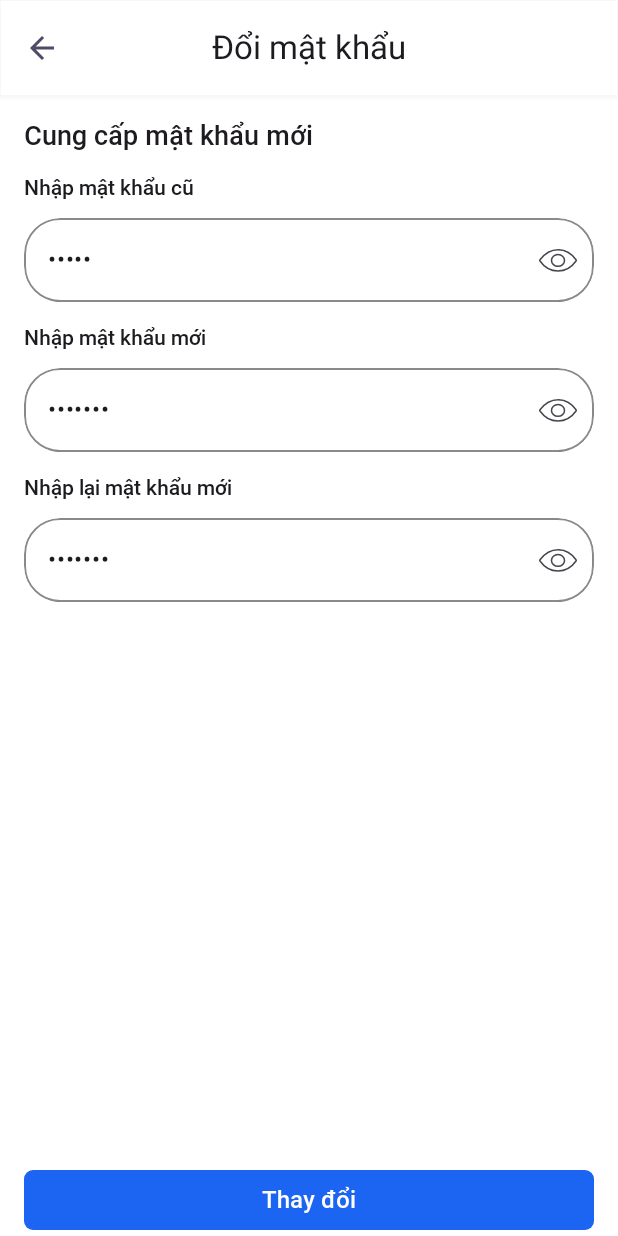
After one commit to maitogami123/TechShopMobile, an Android app built with Jetpack Compose: the composable ChangePasswordScreen shown on its own in the app's theme, on a phone screen of 412 x 824 dp. The commit adds this screen. Run offline under Robolectric (Android 15) with nearby library versions, the phone set to English and light mode, and no system bars; our stand-ins replace Dagger/Hilt's generated code, accompanist.

Commit message:
ChangePassword

```diff
--- /dev/null
+++ b/app/src/main/java/com/vi/techshopmobile/presentation/change_password/ChangePasswordScreen.kt
@@ -0,0 +1,74 @@
+package com.vi.techshopmobile.presentation.change_password
+import android.annotation.SuppressLint
+import androidx.compose.foundation.layout.Arrangement
+import androidx.compose.foundation.layout.Column
+import androidx.compose.foundation.layout.Spacer
+import androidx.compose.foundation.layout.fillMaxWidth
+import androidx.compose.foundation.layout.height
+import androidx.compose.foundation.layout.padding
+import androidx.compose.material3.MaterialTheme
+import androidx.compose.material3.Scaffold
+import androidx.compose.material3.Text
+import androidx.compose.runtime.Composable
+import androidx.compose.runtime.LaunchedEffect
+import androidx.compose.runtime.collectAsState
+import androidx.compose.ui.Modifier
+import androidx.compose.ui.unit.dp
+import androidx.hilt.navigation.compose.hiltViewModel
+import androidx.lifecycle.ViewModel
+import com.vi.techshopmobile.LocalToken
+import com.vi.techshopmobile.R
+import com.vi.techshopmobile.presentation.Dimens
+import com.vi.techshopmobile.presentation.Dimens.SmallPadding
+import com.vi.techshopmobile.presentation.common.CustomButton
+import com.vi.techshopmobile.presentation.common.TransformableInput
+import com.vi.techshopmobile.presentation.home.home_navigator.component.UtilityTopNavigation
+
+@SuppressLint("UnusedMaterial3ScaffoldPaddingParameter")
+@Composable
+fun ChangePasswordScreen(onNavigateUp: () -> Unit){
+    val viewModel: ChangePasswordViewModel = hiltViewModel()
+    LaunchedEffect(key1 = null) {
+    }
+    Scaffold(
+        topBar = {
+            UtilityTopNavigation(
+                onRightBtnClick = { /*TODO*/ },
+                onLeftBtnClick = { onNavigateUp() },
+                title = "Đổi mật khẩu", leftBtnIcon = R.drawable.ic_back_arrow
+            ) { }
+        }
+    ) {
+        val topPadding = it.calculateTopPadding()
+        Column ( modifier = Modifier
+            .padding(top = topPadding + Dimens.SmallPadding)
+            .padding(horizontal = Dimens.SmallPadding),
+        ){
+            Text(
+                text = ("Cung cấp mật khẩu mới"),
+                style = MaterialTheme.typography.headlineMedium,
+                modifier = Modifier.padding(bottom = SmallPadding)
+            )
+            TransformableInput(
+                inputText = "hellu",
+                labelText = "Nhập mật khẩu cũ",
+                modifier = Modifier.fillMaxWidth()
+                    .padding(bottom = SmallPadding)
+            ){}
+            TransformableInput(
+                inputText = "helluuu",
+                labelText = "Nhập mật khẩu mới",
+                modifier = Modifier.fillMaxWidth()
+                    .padding(bottom = SmallPadding)
+            ){}
+            TransformableInput(
+                inputText = "helluuu",
+                labelText = "Nhập lại mật khẩu mới",
+                modifier = Modifier.fillMaxWidth()
+                    .padding(bottom = SmallPadding)
+            ){}
+            Spacer(modifier = Modifier.weight(1f))
+            CustomButton(modifier = Modifier.fillMaxWidth(), text = "Thay đổi") {}
+        }
+    }
+}
--- /dev/null
+++ b/app/src/main/java/com/vi/techshopmobile/presentation/change_password/ChangePasswordViewModel.kt
@@ -0,0 +1,16 @@
+package com.vi.techshopmobile.presentation.change_password
+
+import androidx.lifecycle.ViewModel
+import com.vi.techshopmobile.presentation.personal_info.PersonalInfoViewState
+import dagger.hilt.android.lifecycle.HiltViewModel
+import kotlinx.coroutines.flow.MutableStateFlow
+import kotlinx.coroutines.flow.asStateFlow
+import javax.inject.Inject
+
+@HiltViewModel
+class ChangePasswordViewModel @Inject constructor() : ViewModel(){
+    private val _isLoading = MutableStateFlow(false)
+    val isLoading = _isLoading.asStateFlow()
+
+
+}
--- a/app/src/main/java/com/vi/techshopmobile/presentation/navgraph/Route.kt
+++ b/app/src/main/java/com/vi/techshopmobile/presentation/navgraph/Route.kt
@@ -23,6 +23,8 @@ sealed class Route(
     object ForgetPasswordScreenNewPasswordScreen: Route(route = "forgetPasswordScreenNewPasswordScreen")
     object PersonalInfoScreen: Route(route = "personalInfoScreen")
     object PersonalAddressScreen: Route(route = "personalAddressScreen")
+    object ChangePasswordScreen: Route(route = "changePasswordScreen")
+
     object CartScreen: Route(route = "cartScreen")
 
 }
```
Also changed, not shown: app/src/main/java/com/vi/techshopmobile/presentation/change_password/ChangePasswordEvent.kt (added, +10 -0 lines), app/src/main/java/com/vi/techshopmobile/presentation/home/home_navigator/TechShopNavigator.kt (+7 -2 lines), app/src/main/java/com/vi/techshopmobile/presentation/personal_address/PersonalAddressScreen.kt (+19 -80 lines), app/src/main/java/com/vi/techshopmobile/presentation/personal_info/PersonalInforScreen.kt (+8 -3 lines).
